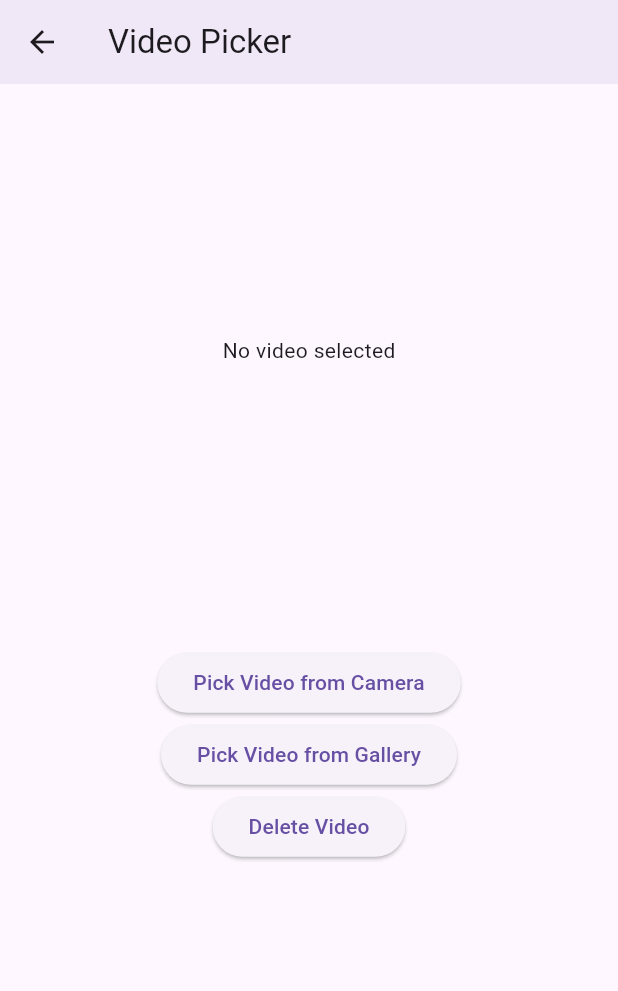
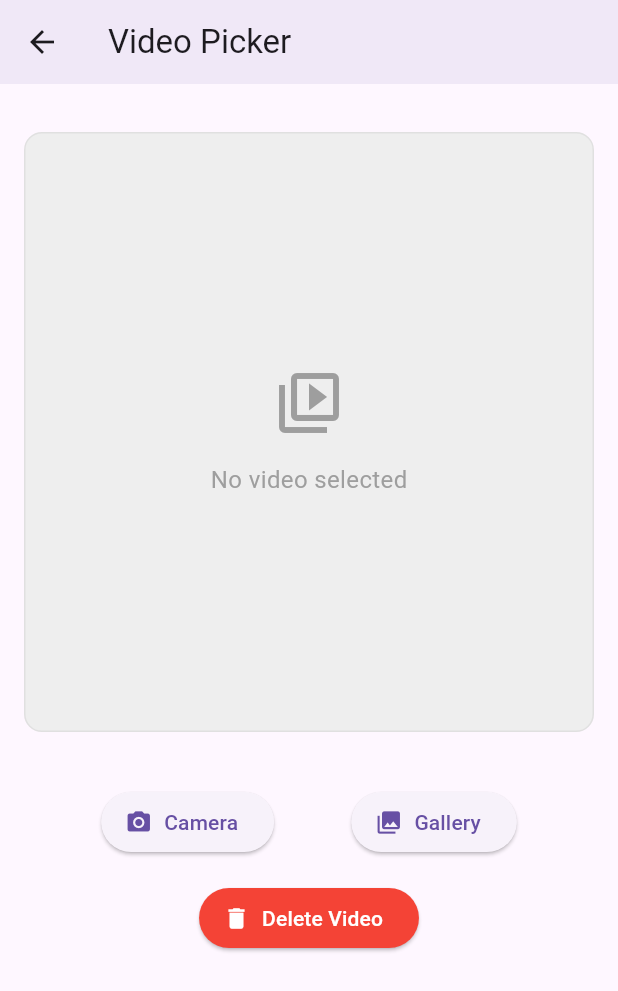
Before and after one commit to reddishowo/codelab-mobile, a Flutter app: the VideoView screen opened by its route, on a phone screen of 412 x 824 dp. Shown: the top 991 px of the screen. Run offline on Flutter 3.47's test engine with Material 3 defaults, Android fonts, the light colour scheme and no system bars; our stand-ins replace audioplayers, firebase_core, get, get_storage, image_picker, permission_handler and 2 more; missing offline and left inert: google_ml_kit; accounts and stored records are empty.

Commit message:
fix video view page

```diff
--- a/lib/app/modules/video/views/video_view.dart
+++ b/lib/app/modules/video/views/video_view.dart
@@ -15,61 +15,109 @@ class VideoView extends GetView<VideoImageController> {
         elevation: 4,
       ),
       body: SingleChildScrollView(
-        child: Center(
+        child: Padding(
+          padding: const EdgeInsets.all(16.0),
           child: Column(
-            mainAxisAlignment: MainAxisAlignment.center,
+            mainAxisAlignment: MainAxisAlignment.start,
+            crossAxisAlignment: CrossAxisAlignment.center,
             children: [
-              SizedBox(
-                height: Get.height / 2.32,
-                width: Get.width * 0.7,
+              Container(
+                decoration: BoxDecoration(
+                  color: Colors.grey[200],
+                  borderRadius: BorderRadius.circular(12),
+                  border: Border.all(color: Colors.grey[300]!),
+                ),
+                height: 400, // Fixed height for video container
+                width: double.infinity,
+                margin: const EdgeInsets.symmetric(vertical: 16),
                 child: Obx(() {
                   if (controller.selectedVideoPath.value.isNotEmpty) {
-                    return Card(
+                    return ClipRRect(
+                      borderRadius: BorderRadius.circular(12),
                       child: Column(
+                        mainAxisSize: MainAxisSize.min,
                         children: [
-                          AspectRatio(
-                            aspectRatio: 1,
+                          Expanded(
+                            child: AspectRatio(
+                              aspectRatio: controller.videoPlayerController?.value.aspectRatio ?? 16/9,
                               child: VideoPlayer(controller.videoPlayerController!),
                             ),
+                          ),
+                          Container(
+                            padding: const EdgeInsets.all(8),
+                            color: Colors.black12,
+                            child: Column(
+                              mainAxisSize: MainAxisSize.min,
+                              children: [
                                 VideoProgressIndicator(
                                   controller.videoPlayerController!,
                                   allowScrubbing: true,
+                                  padding: const EdgeInsets.symmetric(vertical: 8),
                                 ),
-                          Row(
-                            mainAxisAlignment: MainAxisAlignment.center,
-                            children: [
                                 IconButton(
                                   icon: Icon(
                                     controller.isVideoPlaying.isTrue
-                                      ? Icons.play_arrow
-                                      : Icons.pause,
+                                        ? Icons.pause
+                                        : Icons.play_arrow,
+                                    color: Colors.black87,
                                   ),
                                   onPressed: controller.togglePlayPause,
                                 ),
                               ],
                             ),
+                          ),
                         ],
                       ),
                     );
                   } else {
-                    return const Center( // Center the "No video selected" text
-                      child: Text('No video selected'),
+                    return const Center(
+                      child: Column(
+                        mainAxisAlignment: MainAxisAlignment.center,
+                        children: [
+                          Icon(
+                            Icons.video_library_outlined,
+                            size: 48,
+                            color: Colors.grey,
+                          ),
+                          SizedBox(height: 16),
+                          Text(
+                            'No video selected',
+                            style: TextStyle(
+                              color: Colors.grey,
+                              fontSize: 16,
+                            ),
+                          ),
+                        ],
+                      ),
                     );
                   }
                 }),
               ),
               const SizedBox(height: 20),
-              ElevatedButton(
+              Row(
+                mainAxisAlignment: MainAxisAlignment.spaceEvenly,
+                children: [
+                  ElevatedButton.icon(
                     onPressed: () => controller.pickVideo(ImageSource.camera),
-                child: const Text('Pick Video from Camera'),
+                    icon: const Icon(Icons.camera_alt),
+                    label: const Text('Camera'),
                   ),
-              ElevatedButton(
+                  ElevatedButton.icon(
                     onPressed: () => controller.pickVideo(ImageSource.gallery),
-                child: const Text('Pick Video from Gallery'),
+                    icon: const Icon(Icons.photo_library),
+                    label: const Text('Gallery'),
                   ),
-              ElevatedButton(
+                ],
+              ),
+              const SizedBox(height: 16),
+              ElevatedButton.icon(
                 onPressed: () => controller.deleteVideo(),
-                child: const Text('Delete Video'),
+                icon: const Icon(Icons.delete),
+                label: const Text('Delete Video'),
+                style: ElevatedButton.styleFrom(
+                  foregroundColor: Colors.white,
+                  backgroundColor: Colors.red,
+                ),
               ),
             ],
           ),
```
Lines whose indentation alone changed are shown as unchanged.
